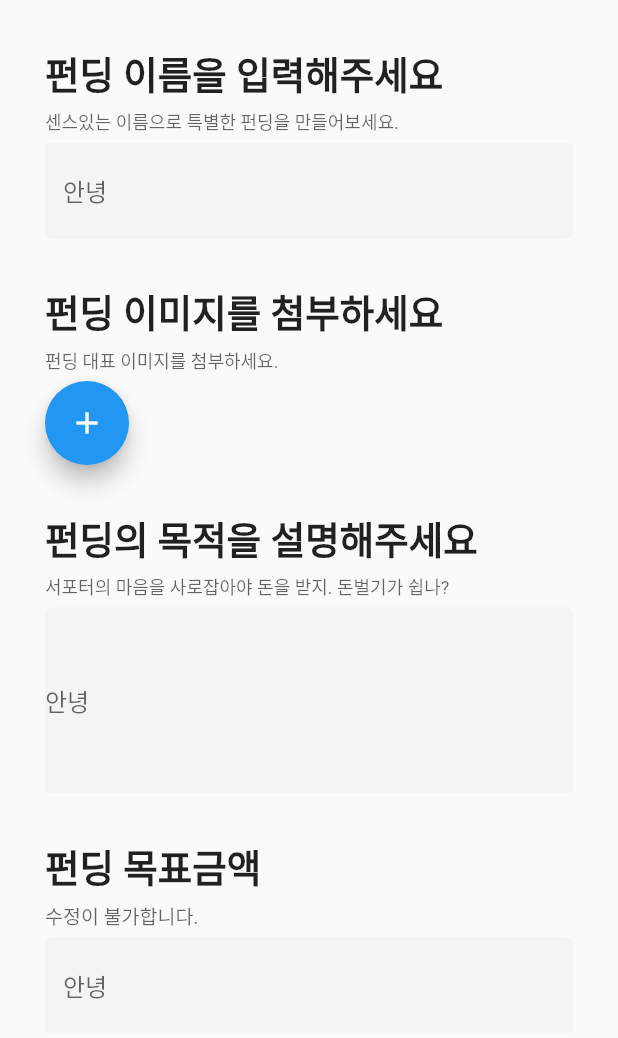
After one commit to FUNFUNSUN/funsunfront, a Flutter app: the screen it shows after launch, after a tap on "editPage로 이동 임시테스트", on a phone screen of 412 x 824 dp. The commit adds this screen. Shown: the top 1038 px of the screen. Run offline on Flutter 3.47's test engine with Material 2 defaults, Android fonts, the light colour scheme and no system bars; our stand-ins replace image_picker; missing offline and left inert: kakao_flutter_sdk, kakao_flutter_sdk_common.

Commit message:
create : editPage

```diff
--- /dev/null
+++ b/lib/screens/editPage.dart
@@ -0,0 +1,199 @@
+import 'dart:io';
+
+import 'package:flutter/material.dart';
+import 'package:flutter/services.dart';
+import 'package:image_picker/image_picker.dart';
+
+class EditPage extends StatefulWidget {
+  const EditPage({super.key});
+
+  @override
+  State<EditPage> createState() => _EditPageState();
+}
+
+class _EditPageState extends State<EditPage> {
+  File? _image;
+  final picker = ImagePicker();
+
+  Future getImage(ImageSource imageSource) async {
+    final image = await picker.pickImage(source: imageSource);
+
+    setState(() {
+      _image = File(image!.path);
+    });
+  }
+
+  Widget showImage() {
+    return Container(
+        color: const Color(0xffd0cece),
+        width: MediaQuery.of(context).size.width,
+        height: MediaQuery.of(context).size.width,
+        child: Center(
+            child: _image == null
+                ? const Text('No image selected.')
+                : Image.file(File(_image!.path))));
+  }
+
+  @override
+  Widget build(BuildContext context) {
+    return MaterialApp(
+      home: SafeArea(
+        child: Scaffold(
+          body: SingleChildScrollView(
+            child: Padding(
+              padding: const EdgeInsets.all(30.0),
+              child: Column(
+                crossAxisAlignment: CrossAxisAlignment.start,
+                children: [
+                  const Text(
+                    '펀딩 이름을 입력해주세요',
+                    style: TextStyle(
+                      fontSize: 25,
+                      fontWeight: FontWeight.w900,
+                    ),
+                  ),
+                  const SizedBox(
+                    height: 5,
+                  ),
+                  Text(
+                    '센스있는 이름으로 특별한 펀딩을 만들어보세요.',
+                    style: TextStyle(
+                      color: Colors.black.withOpacity(0.6),
+                      fontSize: 12,
+                    ),
+                  ),
+                  const SizedBox(
+                    height: 5,
+                  ),
+                  const TextField(
+                    decoration: InputDecoration(
+                      filled: true,
+                      fillColor: Color(0xffF4F4F4),
+                      enabledBorder: OutlineInputBorder(
+                        borderSide: BorderSide.none,
+                      ),
+                      hintText: '안녕',
+                    ),
+                  ),
+                  const SizedBox(height: 30),
+                  const Text(
+                    '펀딩 이미지를 첨부하세요',
+                    style: TextStyle(
+                      fontSize: 25,
+                      fontWeight: FontWeight.w900,
+                    ),
+                  ),
+                  const SizedBox(
+                    height: 5,
+                  ),
+                  Text(
+                    '펀딩 대표 이미지를 첨부하세요.',
+                    style: TextStyle(
+                      color: Colors.black.withOpacity(0.6),
+                      fontSize: 12,
+                    ),
+                  ),
+                  const SizedBox(
+                    height: 5,
+                  ),
+                  SizedBox(
+                    child: Column(children: [
+                      FloatingActionButton(
+                        child: const Icon(
+                          Icons.add,
+                        ),
+                        onPressed: () {
+                          print('눌림');
+                          getImage(ImageSource.gallery);
+                        },
+                        // child: Container(
+                        //   decoration: BoxDecoration(
+                        //     borderRadius: BorderRadius.circular(20),
+                        //     color: const Color(0xffF4F4F4),
+                        //   ),
+                        // height: 110,
+                        // width: 110,
+                        // ),
+                      ),
+                    ]),
+                  ),
+                  const SizedBox(
+                    height: 30,
+                  ),
+                  const Text(
+                    '펀딩의 목적을 설명해주세요',
+                    style: TextStyle(
+                      fontSize: 25,
+                      fontWeight: FontWeight.w900,
+                    ),
+                  ),
+                  const SizedBox(
+                    height: 5,
+                  ),
+                  Text(
+                    '서포터의 마음을 사로잡아야 돈을 받지. 돈벌기가 쉽나?',
+                    style: TextStyle(
+                      color: Colors.black.withOpacity(0.6),
+                      fontSize: 12,
+                    ),
+                  ),
+                  const SizedBox(
+                    height: 5,
+                  ),
+                  const TextField(
+                    decoration: InputDecoration(
+                      contentPadding: EdgeInsets.only(bottom: 100),
+                      filled: true,
+                      fillColor: Color(0xffF4F4F4),
+                      enabledBorder: OutlineInputBorder(
+                        borderSide: BorderSide.none,
+                      ),
+                      hintText: '안녕',
+                    ),
+                  ),
+                  const SizedBox(
+                    height: 30,
+                  ),
+                  const Text(
+                    '펀딩 목표금액',
+                    style: TextStyle(
+                      fontSize: 25,
+                      fontWeight: FontWeight.w900,
+                    ),
+                  ),
+                  const SizedBox(
+                    height: 5,
+                  ),
+                  Text(
+                    '수정이 불가합니다.',
+                    style: TextStyle(
+                      color: Colors.black.withOpacity(0.6),
+                      fontSize: 13,
+                    ),
+                  ),
+                  const SizedBox(
+                    height: 5,
+                  ),
+                  const TextField(
+                    keyboardType: TextInputType.number,
+                    inputFormatters: <TextInputFormatter>[
+                      // FilteringTextInputFormatter.digitsOnly
+                    ],
+                    decoration: InputDecoration(
+                      filled: true,
+                      fillColor: Color(0xffF4F4F4),
+                      enabledBorder: OutlineInputBorder(
+                        borderSide: BorderSide.none,
+                      ),
+                      hintText: '안녕',
+                    ),
+                  ),
+                ],
+              ),
+            ),
+          ),
+        ),
+      ),
+    );
+  }
+}
--- a/lib/screens/first_screen.dart
+++ b/lib/screens/first_screen.dart
@@ -1,4 +1,5 @@
 import 'package:flutter/material.dart';
+import 'package:funsunfront/screens/editPage.dart';
 import 'package:funsunfront/screens/main_screen.dart';
 import '../services/kakaoLoginButton.dart';
 
@@ -28,7 +29,16 @@ class HomeScreen extends StatelessWidget {
                 );
               },
               child: const Text('메인화면으로 이동 임시테스트'),
-            )
+            ),
+            TextButton(
+              onPressed: () {
+                Navigator.push(
+                  context,
+                  MaterialPageRoute(builder: (context) => const EditPage()),
+                );
+              },
+              child: const Text('editPage로 이동 임시테스트'),
+            ),
           ],
         ),
       ),
```
Also changed, not shown: pubspec.yaml (+4 -5 lines), pubspec.lock, 5 other files.
